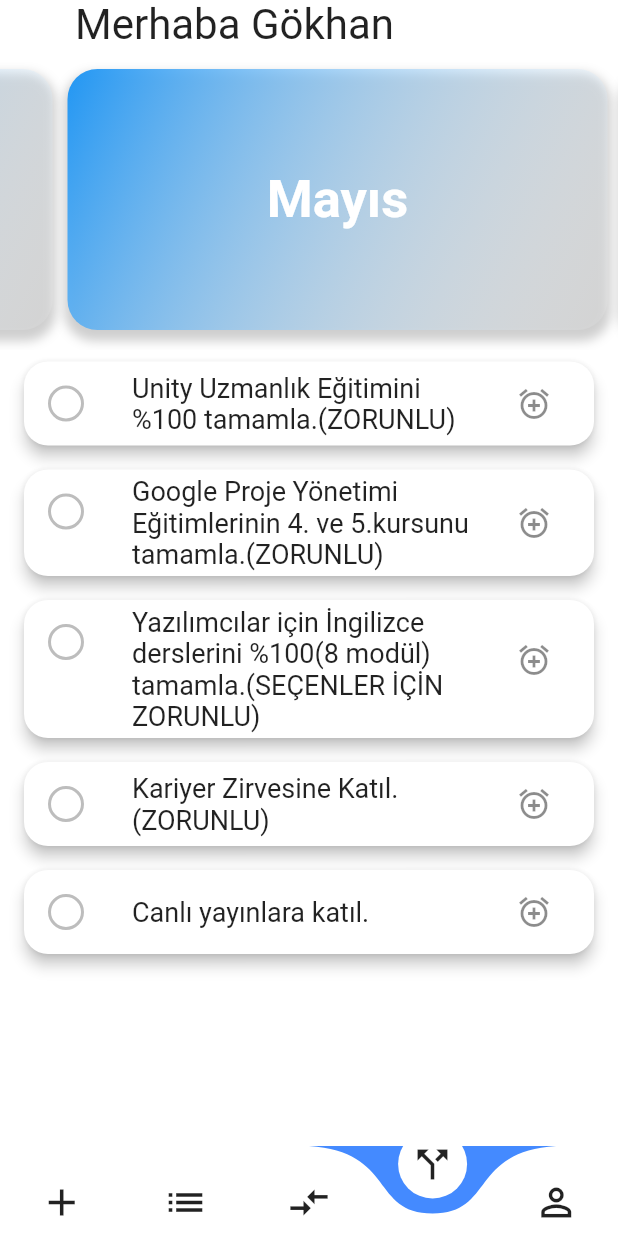
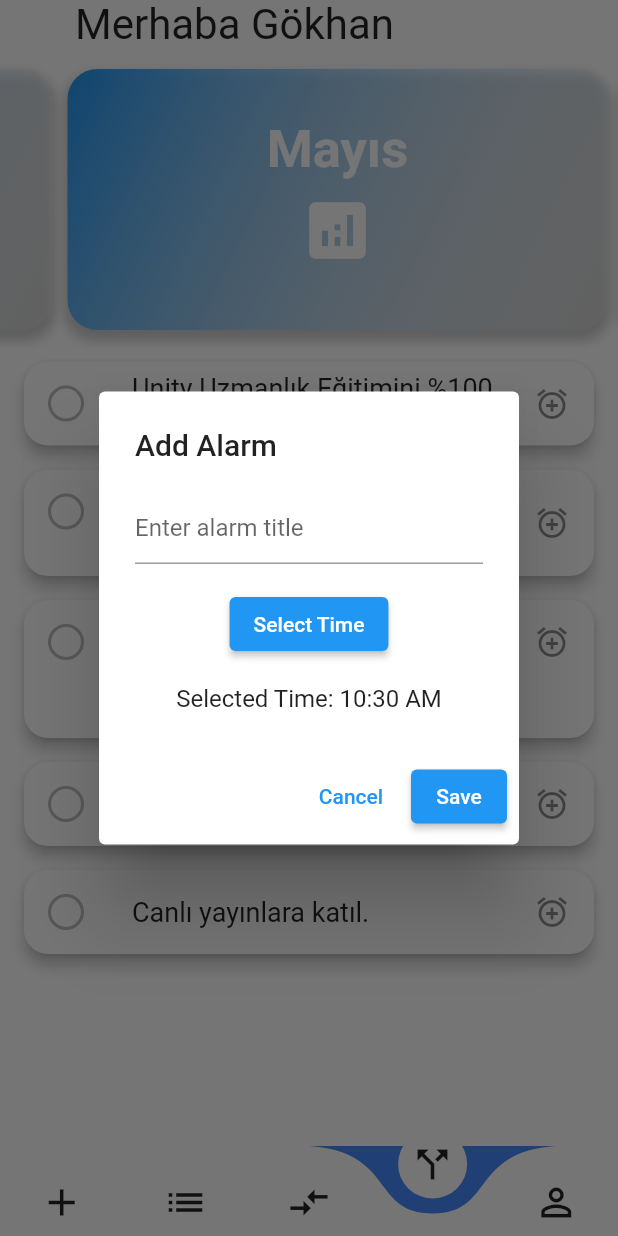
Before and after one commit to GokhanOzkaya/asd, a Flutter app: the screen it shows after launch, item 4 of the bottom bar chosen, after a tap on the "alarm add" icon, on a phone screen of 412 x 824 dp. Run offline on Flutter 3.47's test engine with Material 2 defaults, Android fonts, the phone set to English and light mode, and no system bars; drawn by our look-alikes of curved_navigation_bar.

Commit message:
Saat tamam

```diff
--- a/lib/main.dart
+++ b/lib/main.dart
@@ -160,11 +160,14 @@ class _ThirdPageState extends State<ThirdPage> {
             decoration: isChecked ? TextDecoration.lineThrough : TextDecoration.none,
           ),
         ),
-        trailing: IconButton(
-          icon: Icon(Icons.alarm_add),
-          onPressed: () {
-            // add alarm
+        trailing: GestureDetector(
+          onTap:() async {
+            await showDialog(
+              context: context,
+              builder: (_) => AddAlarmDialog(),
+            );
           },
+            child: Icon(Icons.alarm_add,)
         ),
       ),
     );
@@ -238,6 +241,19 @@ class _ThirdPageState extends State<ThirdPage> {
                                 fontWeight: FontWeight.bold,
                               ),
                             ),
+                            Row(
+                              mainAxisAlignment: MainAxisAlignment.center,
+                              children: [
+                                IconButton(
+                                  iconSize: 50.0,
+                                  color: Colors.white,
+                                  icon: Icon(Icons.analytics),
+                                  onPressed: () {
+                                    // Icon'a tıklanınca yapılacak işlemler buraya yazılır
+                                  },
+                                )
+                              ],
+                            ),
                           ],
                         ),
                       ),
@@ -259,3 +275,79 @@ class _ThirdPageState extends State<ThirdPage> {
     );
   }
 }
+
+class AddAlarmDialog extends StatefulWidget {
+  const AddAlarmDialog({Key? key}) : super(key: key);
+
+  @override
+  State<AddAlarmDialog> createState() => _AddAlarmDialogState();
+}
+
+class _AddAlarmDialogState extends State<AddAlarmDialog> {
+  late TextEditingController _titleController;
+  late TimeOfDay _selectedTime;
+
+  @override
+  void initState() {
+    super.initState();
+    _titleController = TextEditingController();
+    _selectedTime = TimeOfDay.now();
+  }
+
+  @override
+  void dispose() {
+    _titleController.dispose();
+    super.dispose();
+  }
+
+  @override
+  Widget build(BuildContext context) {
+    return AlertDialog(
+      title: Text('Add Alarm'),
+      content: Column(
+        mainAxisSize: MainAxisSize.min,
+        children: [
+          TextField(
+            controller: _titleController,
+            decoration: InputDecoration(hintText: 'Enter alarm title'),
+          ),
+          SizedBox(height: 16),
+          ElevatedButton(
+            onPressed: () async {
+              final selectedTime = await showTimePicker(
+                context: context,
+                initialTime: _selectedTime,
+              );
+              if (selectedTime != null) {
+                setState(() {
+                  _selectedTime = selectedTime;
+                });
+              }
+            },
+            child: Text('Select Time'),
+          ),
+          SizedBox(height: 16),
+          Text('Selected Time: ${_selectedTime.format(context)}'),
+        ],
+      ),
+      actions: [
+        TextButton(
+          onPressed: () {
+            Navigator.of(context).pop();
+          },
+          child: Text('Cancel'),
+        ),
+        ElevatedButton(
+          onPressed: () {
+            final title = _titleController.text.trim();
+            if (title.isNotEmpty) {
+              // TODO: Save alarm
+              Navigator.of(context).pop();
+            }
+          },
+          child: Text('Save'),
+        ),
+      ],
+    );
+  }
+}
```
